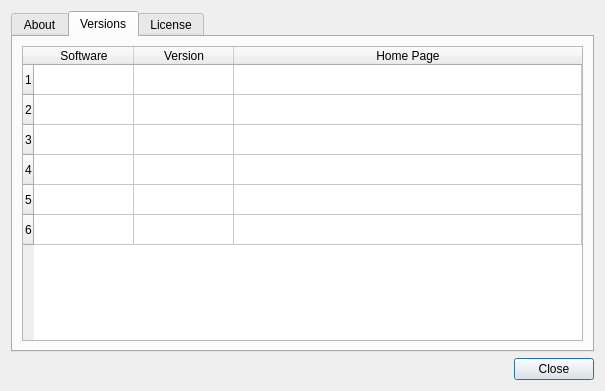
avalentino/gsdview, file gsdview/ui/aboutdialog.ui: the form before one commit.
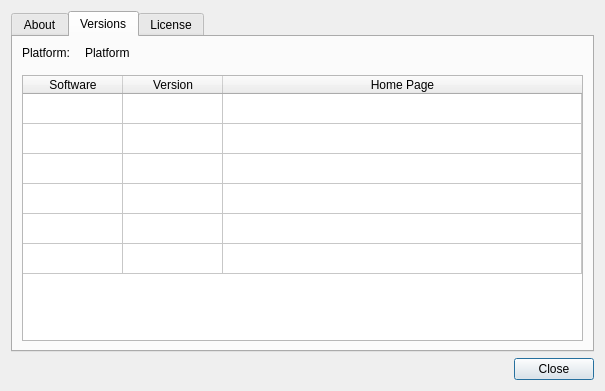
The form after the commit. The open tabs and pages were chosen to show the change. Icons and pictures are not drawn.

```diff
--- a/gsdview/ui/aboutdialog.ui
+++ b/gsdview/ui/aboutdialog.ui
@@ -164,6 +164,33 @@
        <string>Versions</string>
       </attribute>
       <layout class="QVBoxLayout" name="versionsTabVerticalLayout">
+       <property name="spacing">
+        <number>15</number>
+       </property>
+       <item>
+        <layout class="QFormLayout" name="platformLayout">
+         <property name="horizontalSpacing">
+          <number>15</number>
+         </property>
+         <item row="0" column="0">
+          <widget class="QLabel" name="platformLabel">
+           <property name="text">
+            <string>Platform:</string>
+           </property>
+          </widget>
+         </item>
+         <item row="0" column="1">
+          <widget class="QLabel" name="platformValue">
+           <property name="text">
+            <string>Platform</string>
+           </property>
+           <property name="textInteractionFlags">
+            <set>Qt::LinksAccessibleByMouse|Qt::TextSelectableByMouse</set>
+           </property>
+          </widget>
+         </item>
+        </layout>
+       </item>
        <item>
         <widget class="QTableWidget" name="versionsTableWidget">
          <property name="sizePolicy">
@@ -187,6 +214,15 @@
          <attribute name="horizontalHeaderStretchLastSection">
           <bool>true</bool>
          </attribute>
+         <attribute name="verticalHeaderVisible">
+          <bool>false</bool>
+         </attribute>
+         <attribute name="verticalHeaderVisible">
+          <bool>false</bool>
+         </attribute>
+         <attribute name="horizontalHeaderStretchLastSection">
+          <bool>true</bool>
+         </attribute>
          <row/>
          <row/>
          <row/>
```
Left out of the diff: 16 changed lines with no effect on the pictures.
